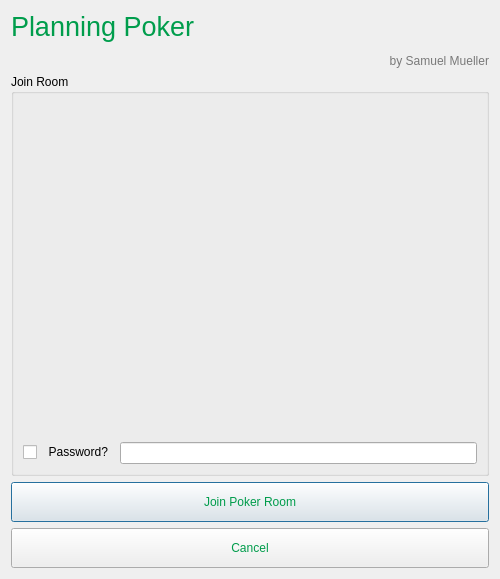
This is joinroom.ui in SamuelSMueller/ProjectPoker as Qt 5 draws it before an edit. The edited form follows.
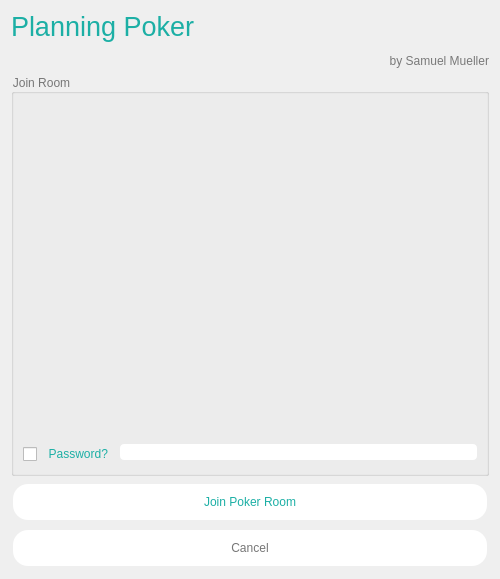
This is the edited form.

Patch:
```diff
--- a/joinroom.ui
+++ b/joinroom.ui
@@ -31,7 +31,7 @@
      <item row="0" column="0">
       <widget class="QLabel" name="label_2">
        <property name="text">
-        <string>&lt;html&gt;&lt;head/&gt;&lt;body&gt;&lt;p&gt;&lt;span style=&quot; font-size:20pt; color:#009d4c;&quot;&gt;Planning Poker&lt;/span&gt;&lt;/p&gt;&lt;p align=&quot;right&quot;&gt;&lt;span style=&quot; color:#797979;&quot;&gt;by Samuel Mueller&lt;/span&gt;&lt;/p&gt;&lt;/body&gt;&lt;/html&gt;</string>
+        <string>&lt;html&gt;&lt;head/&gt;&lt;body&gt;&lt;p&gt;&lt;span style=&quot; font-size:20pt; color:#1cafa5;&quot;&gt;Planning Poker&lt;/span&gt;&lt;/p&gt;&lt;p align=&quot;right&quot;&gt;&lt;span style=&quot; color:#797979;&quot;&gt;by Samuel Mueller&lt;/span&gt;&lt;/p&gt;&lt;/body&gt;&lt;/html&gt;</string>
        </property>
       </widget>
      </item>
@@ -45,42 +45,18 @@
            <height>40</height>
           </size>
          </property>
-         <property name="palette">
-          <palette>
-           <active>
-            <colorrole role="ButtonText">
-             <brush brushstyle="SolidPattern">
-              <color alpha="255">
-               <red>0</red>
-               <green>156</green>
-               <blue>75</blue>
-              </color>
-             </brush>
-            </colorrole>
-           </active>
-           <inactive>
-            <colorrole role="ButtonText">
-             <brush brushstyle="SolidPattern">
-              <color alpha="255">
-               <red>0</red>
-               <green>156</green>
-               <blue>75</blue>
-              </color>
-             </brush>
-            </colorrole>
-           </inactive>
-           <disabled>
-            <colorrole role="ButtonText">
-             <brush brushstyle="SolidPattern">
-              <color alpha="255">
-               <red>120</red>
-               <green>120</green>
-               <blue>120</blue>
-              </color>
-             </brush>
-            </colorrole>
-           </disabled>
-          </palette>
+         <property name="styleSheet">
+          <string notr="true">QPushButton#pushButton{
+color:#1cafa5;
+background-color:#ffffff;
+border-radius:15px;
+margin:2px;
+}
+
+QPushButton#pushButton:hover {
+color:#ffffff;
+background-color:#1cafa5;
+ }</string>
          </property>
          <property name="text">
           <string>Join Poker Room</string>
@@ -98,40 +74,188 @@
          <property name="palette">
           <palette>
            <active>
+            <colorrole role="WindowText">
+             <brush brushstyle="SolidPattern">
+              <color alpha="255">
+               <red>118</red>
+               <green>118</green>
+               <blue>118</blue>
+              </color>
+             </brush>
+            </colorrole>
+            <colorrole role="Button">
+             <brush brushstyle="SolidPattern">
+              <color alpha="255">
+               <red>255</red>
+               <green>255</green>
+               <blue>255</blue>
+              </color>
+             </brush>
+            </colorrole>
+            <colorrole role="Text">
+             <brush brushstyle="SolidPattern">
+              <color alpha="255">
+               <red>118</red>
+               <green>118</green>
+               <blue>118</blue>
+              </color>
+             </brush>
+            </colorrole>
             <colorrole role="ButtonText">
              <brush brushstyle="SolidPattern">
               <color alpha="255">
-               <red>0</red>
-               <green>156</green>
-               <blue>75</blue>
+               <red>118</red>
+               <green>118</green>
+               <blue>118</blue>
+              </color>
+             </brush>
+            </colorrole>
+            <colorrole role="Base">
+             <brush brushstyle="SolidPattern">
+              <color alpha="255">
+               <red>255</red>
+               <green>255</green>
+               <blue>255</blue>
+              </color>
+             </brush>
+            </colorrole>
+            <colorrole role="Window">
+             <brush brushstyle="SolidPattern">
+              <color alpha="255">
+               <red>255</red>
+               <green>255</green>
+               <blue>255</blue>
               </color>
              </brush>
             </colorrole>
            </active>
            <inactive>
+            <colorrole role="WindowText">
+             <brush brushstyle="SolidPattern">
+              <color alpha="255">
+               <red>118</red>
+               <green>118</green>
+               <blue>118</blue>
+              </color>
+             </brush>
+            </colorrole>
+            <colorrole role="Button">
+             <brush brushstyle="SolidPattern">
+              <color alpha="255">
+               <red>255</red>
+               <green>255</green>
+               <blue>255</blue>
+              </color>
+             </brush>
+            </colorrole>
+            <colorrole role="Text">
+             <brush brushstyle="SolidPattern">
+              <color alpha="255">
+               <red>118</red>
+               <green>118</green>
+               <blue>118</blue>
+              </color>
+             </brush>
+            </colorrole>
             <colorrole role="ButtonText">
              <brush brushstyle="SolidPattern">
               <color alpha="255">
-               <red>0</red>
-               <green>156</green>
-               <blue>75</blue>
+               <red>118</red>
+               <green>118</green>
+               <blue>118</blue>
+              </color>
+             </brush>
+            </colorrole>
+            <colorrole role="Base">
+             <brush brushstyle="SolidPattern">
+              <color alpha="255">
+               <red>255</red>
+               <green>255</green>
+               <blue>255</blue>
+              </color>
+             </brush>
+            </colorrole>
+            <colorrole role="Window">
+             <brush brushstyle="SolidPattern">
+              <color alpha="255">
+               <red>255</red>
+               <green>255</green>
+               <blue>255</blue>
               </color>
              </brush>
             </colorrole>
            </inactive>
            <disabled>
+            <colorrole role="WindowText">
+             <brush brushstyle="SolidPattern">
+              <color alpha="255">
+               <red>118</red>
+               <green>118</green>
+               <blue>118</blue>
+              </color>
+             </brush>
+            </colorrole>
+            <colorrole role="Button">
+             <brush brushstyle="SolidPattern">
+              <color alpha="255">
+               <red>255</red>
+               <green>255</green>
+               <blue>255</blue>
+              </color>
+             </brush>
+            </colorrole>
+            <colorrole role="Text">
+             <brush brushstyle="SolidPattern">
+              <color alpha="255">
+               <red>118</red>
+               <green>118</green>
+               <blue>118</blue>
+              </color>
+             </brush>
+            </colorrole>
             <colorrole role="ButtonText">
              <brush brushstyle="SolidPattern">
               <color alpha="255">
-               <red>120</red>
-               <green>120</green>
-               <blue>120</blue>
+               <red>118</red>
+               <green>118</green>
+               <blue>118</blue>
+              </color>
+             </brush>
+            </colorrole>
+            <colorrole role="Base">
+             <brush brushstyle="SolidPattern">
+              <color alpha="255">
+               <red>255</red>
+               <green>255</green>
+               <blue>255</blue>
+              </color>
+             </brush>
+            </colorrole>
+            <colorrole role="Window">
+             <brush brushstyle="SolidPattern">
+              <color alpha="255">
+               <red>255</red>
+               <green>255</green>
+               <blue>255</blue>
               </color>
              </brush>
             </colorrole>
            </disabled>
           </palette>
          </property>
+         <property name="styleSheet">
+          <string notr="true">QPushButton#pushButton_2{
+color:#767676;
+background-color:#ffffff;
+border-radius:15px;
+margin:2px;
+}
+
+QPushButton#pushButton_2:hover {
+color:#ffffff;
+background-color:#767676;
+ }</string>
+         </property>
          <property name="text">
           <string>Cancel</string>
          </property>
@@ -141,6 +265,9 @@
      </item>
      <item row="1" column="0">
       <widget class="QGroupBox" name="groupBox">
+       <property name="styleSheet">
+        <string notr="true">color:#767676;</string>
+       </property>
        <property name="title">
         <string>Join Room</string>
        </property>
@@ -175,13 +302,24 @@
           </item>
           <item row="2" column="0">
            <widget class="QCheckBox" name="checkBox">
+            <property name="styleSheet">
+             <string notr="true">QCheckBox#checkBox{
+color:#1cafa5;
+}
+</string>
+            </property>
             <property name="text">
              <string>  Password?</string>
             </property>
            </widget>
           </item>
           <item row="2" column="1">
-           <widget class="QLineEdit" name="lineEdit_4"/>
+           <widget class="QLineEdit" name="lineEdit_4">
+            <property name="styleSheet">
+             <string notr="true">background-color: #ffffff;
+border-radius: 4px;</string>
+            </property>
+           </widget>
           </item>
          </layout>
         </item>
```
Left out of the diff: 2 changed lines with no effect on the pictures.
